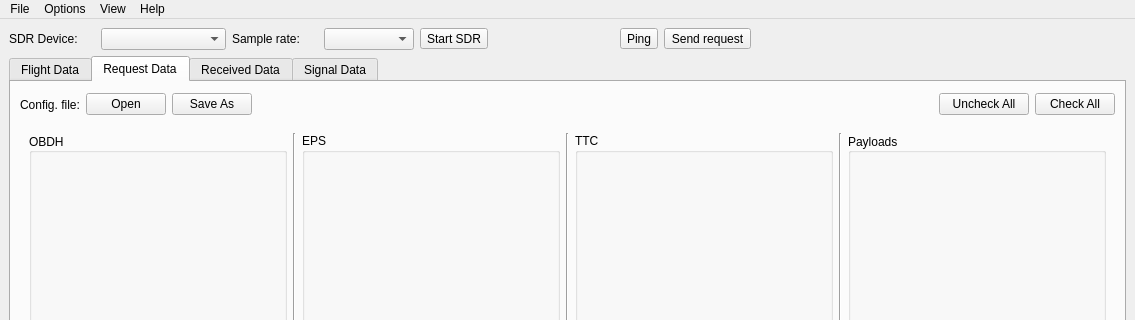
The window that gui/qt/mainwindow.ui (floripasat/grs) describes before a commit, drawn with Qt 5; both pictures show x 0 to 1135 and y 0 to 320 of the 1135 by 811 pixel window.
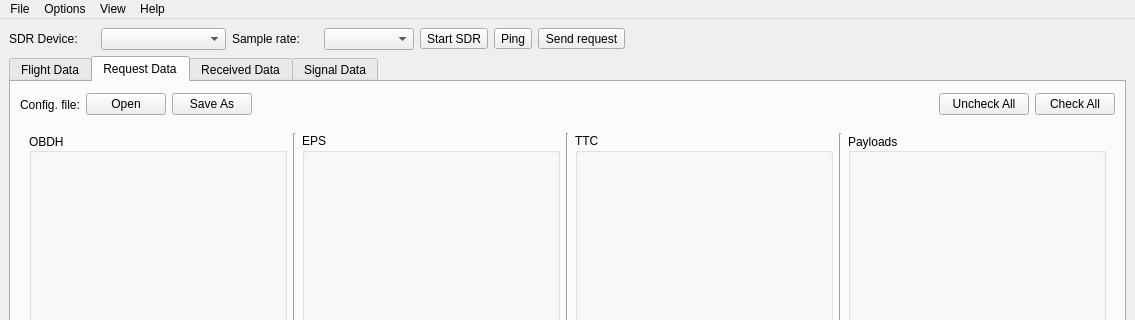
The same window after the commit. The open tabs and pages were chosen to show the change.

Commit message:
Adding menubar features and GUI changes
- Fullscreen and Toolbar from "view" menu are now working
- Exit from "file" menu is now working
- Changing positions on Toolbar buttons
- Changing tab request GroupBox margins, in order to be like tab receive

What changed in the file:
```diff
--- a/gui/qt/mainwindow.ui
+++ b/gui/qt/mainwindow.ui
@@ -20,7 +20,7 @@
       <property name="layoutDirection">
        <enum>Qt::LeftToRight</enum>
       </property>
-      <layout class="QHBoxLayout" name="horizontalLayout" stretch="0,0,0,0,0,0,0,0,0">
+      <layout class="QHBoxLayout" name="horizontalLayout" stretch="0,0,0,0,0,0,0,0">
        <property name="spacing">
         <number>6</number>
        </property>
@@ -125,19 +125,6 @@
          </property>
         </widget>
        </item>
-       <item>
-        <widget class="QLabel" name="space1">
-         <property name="maximumSize">
-          <size>
-           <width>120</width>
-           <height>16777215</height>
-          </size>
-         </property>
-         <property name="text">
-          <string/>
-         </property>
-        </widget>
-       </item>
        <item>
         <widget class="QToolButton" name="TBping">
          <property name="text">
```
Left out of the diff: 22 changed lines with no effect on the pictures. The commit also changes 2 other files.
